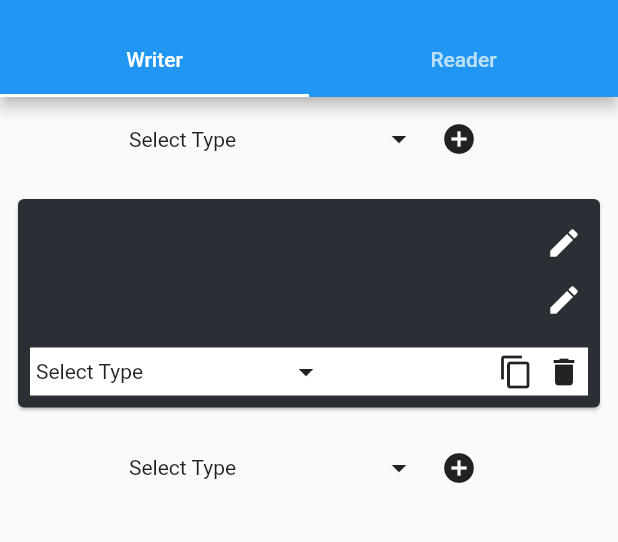
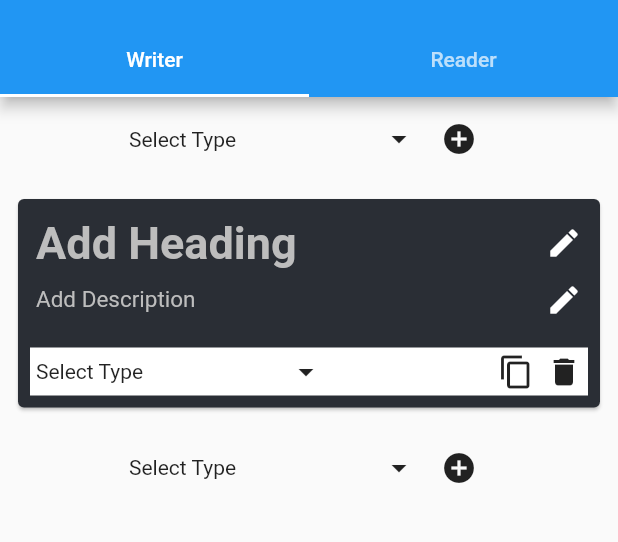
Before and after one commit to manishag777/digyed_reader, a Flutter app: the screen it shows after launch, after a tap on the "add circle" icon, on a phone screen of 412 x 824 dp, the part 59-601 px from its top. Run offline on Flutter 3.47's test engine with Material 2 defaults, Android fonts, the light colour scheme and no system bars; our stand-ins replace cached_network_image, get_it, responsive_builder.

Commit message:
fixed reader padding issue

```diff
--- a/lib/constants/text_style.dart
+++ b/lib/constants/text_style.dart
@@ -3,7 +3,10 @@ import 'package:flutter/material.dart';
 
 const Color textColor = Color.fromARGB(255, 255, 255, 255);
 const TextStyle headingStyle = TextStyle(color: textColor, fontSize: 30, fontWeight: FontWeight.bold);
-const TextStyle descriptionStyle = TextStyle(color: textColor, fontSize: 15);
+const TextStyle descriptionStyle = TextStyle(color: textColor, fontSize: 15,);
+
+TextStyle get headingHintStyle => TextStyle(color: Colors.grey[400], fontSize: 30, fontWeight: FontWeight.bold);
+TextStyle get descriptionHintStyle => TextStyle(color: Colors.grey[400], fontSize: 15);
 
 const Color editTextColor = Color.fromARGB(255, 0, 0, 0);
 const TextStyle headingEditStyle = TextStyle(color: editTextColor, fontSize: 30, fontWeight: FontWeight.bold);
--- a/lib/views/courses/Reader/reader.dart
+++ b/lib/views/courses/Reader/reader.dart
@@ -64,10 +64,15 @@ class Reader extends StatelessWidget {
   Widget elementWidget(DyElement element) => Builder(
     builder: (context) {
       List<Atom> atomList = element.atomList;
-      return Container(
-        child: Column(
-          mainAxisSize: MainAxisSize.min,
-          children: atomList.map((e) => atomWidget(e)).toList(),
+      return Padding(
+        padding: const EdgeInsets.all(4.0),
+        child: Container(
+          width: double.infinity,
+          child: Column(
+            mainAxisSize: MainAxisSize.min,
+            crossAxisAlignment: CrossAxisAlignment.start,
+            children: atomList.map((e) => atomWidget(e)).toList(),
+          ),
         ),
       );
     },
--- a/lib/views/courses/Writer/writer.dart
+++ b/lib/views/courses/Writer/writer.dart
@@ -130,6 +130,7 @@ class Writer extends StatelessWidget {
         builder: (context) {
           List<Atom> atomList = element.atomList;
           return Container(
+            width: double.infinity,
             child: Column(
               mainAxisSize: MainAxisSize.min,
               children: atomList.map((e) => atomWidget(e)).toList(),
@@ -145,7 +146,9 @@ class Writer extends StatelessWidget {
           return descriptionEditWidget(atom);
       });
 
-  InputDecoration get inpurDecoration => InputDecoration(
+  InputDecoration inpurDecoration(hintText, hintStyle) => InputDecoration(
+    hintText: hintText,
+    hintStyle: hintStyle,
     enabledBorder: const OutlineInputBorder(
       borderSide: const BorderSide(color: Colors.white, width: 0.0),
     ),
@@ -162,6 +165,8 @@ class Writer extends StatelessWidget {
             final FocusNode focusNode = Focus.of(context);
             final writerModel =
                 Provider.of<WriterModel>(context, listen: false);
+//            FocusNode textFieldFocusNode = FocusNode();
+//            textFieldFocusNode.requestFocus();
             return Padding(
               padding: const EdgeInsets.all(4.0),
               child: focusNode.hasFocus
@@ -175,7 +180,7 @@ class Writer extends StatelessWidget {
                       onChanged: (s) {
                         writerModel.updateAtom(atom, s);
                       },
-                      decoration: inpurDecoration,
+                      decoration: inpurDecoration('Add Heading', headingHintStyle),
                       cursorColor: Colors.white,
                       maxLines: 1,
                     )
@@ -186,8 +191,8 @@ class Writer extends StatelessWidget {
                       child: Row(
                         children: <Widget>[
                           Text(
-                            atom.data,
-                            style: headingStyle,
+                            atom.data.isEmpty?'Add Heading':atom.data,
+                            style: atom.data.isEmpty ? headingHintStyle: headingStyle,
                           ),
                           Expanded(
                             child: Container(),
@@ -214,6 +219,7 @@ class Writer extends StatelessWidget {
               padding: const EdgeInsets.all(4.0),
               child: focusNode.hasFocus
                   ? TextField(
+                      autofocus: true,
                       style: descriptionStyle,
                       controller: TextEditingController(text: atom.data),
                       onSubmitted: (s) {
@@ -222,7 +228,7 @@ class Writer extends StatelessWidget {
                       onChanged: (s) {
                         writerModel.updateAtom(atom, s);
                       },
-                      decoration: inpurDecoration,
+                      decoration: inpurDecoration('Add Description', descriptionHintStyle),
                       cursorColor: Colors.white,
                       maxLines: null,
                       minLines: 4,
@@ -234,8 +240,8 @@ class Writer extends StatelessWidget {
                       child: Row(
                         children: <Widget>[
                           Text(
-                            atom.data,
-                            style: descriptionStyle,
+                            atom.data.isEmpty?'Add Description':atom.data,
+                            style: atom.data.isEmpty?descriptionHintStyle:descriptionStyle,
                           ),
                           Expanded(
                             child: Container(),
```
